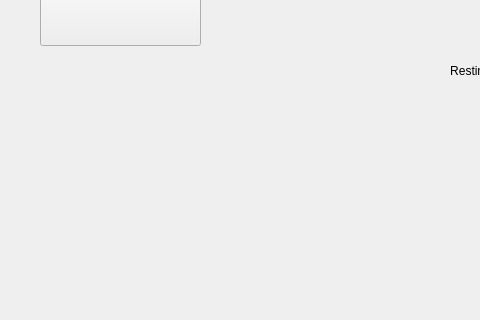
Above: QtDataGenerator/QtDataGenerator/qtdatagenerator.ui from pardalhan/Exjobb before the change; both pictures show x 0 to 480 and y 252 to 572 of the 735 by 701 pixel window. Below: the same form after it.
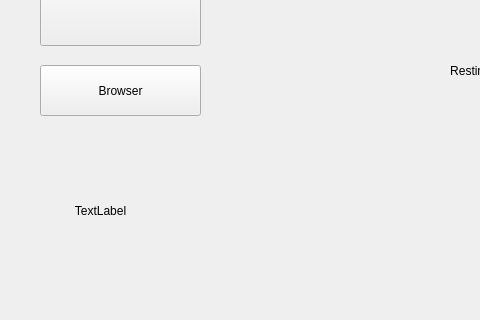
That is the form after the change.

```diff
--- a/QtDataGenerator/QtDataGenerator/qtdatagenerator.ui
+++ b/QtDataGenerator/QtDataGenerator/qtdatagenerator.ui
@@ -46,6 +46,35 @@
      <set>Qt::AlignCenter</set>
     </property>
    </widget>
+   <widget class="QLabel" name="lbl_2">
+    <property name="geometry">
+     <rect>
+      <x>50</x>
+      <y>400</y>
+      <width>101</width>
+      <height>91</height>
+     </rect>
+    </property>
+    <property name="text">
+     <string>TextLabel</string>
+    </property>
+    <property name="alignment">
+     <set>Qt::AlignCenter</set>
+    </property>
+   </widget>
+   <widget class="QPushButton" name="btn_browser">
+    <property name="geometry">
+     <rect>
+      <x>40</x>
+      <y>300</y>
+      <width>161</width>
+      <height>51</height>
+     </rect>
+    </property>
+    <property name="text">
+     <string>Browser</string>
+    </property>
+   </widget>
   </widget>
   <widget class="QMenuBar" name="menuBar">
    <property name="geometry">
```
